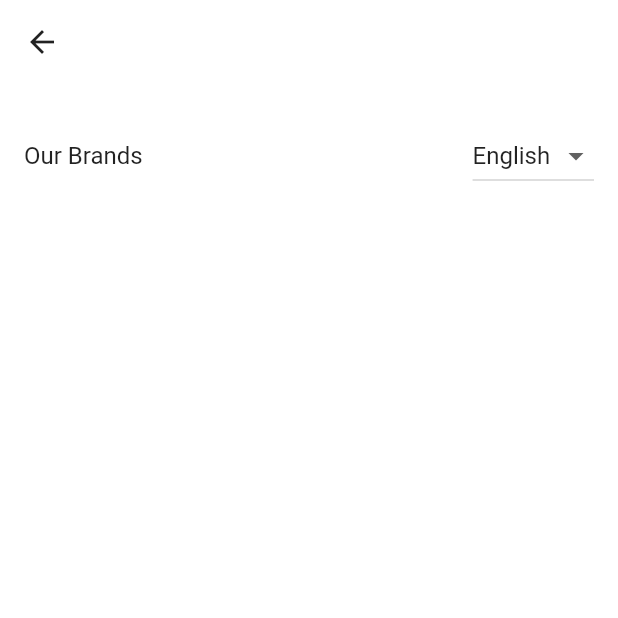
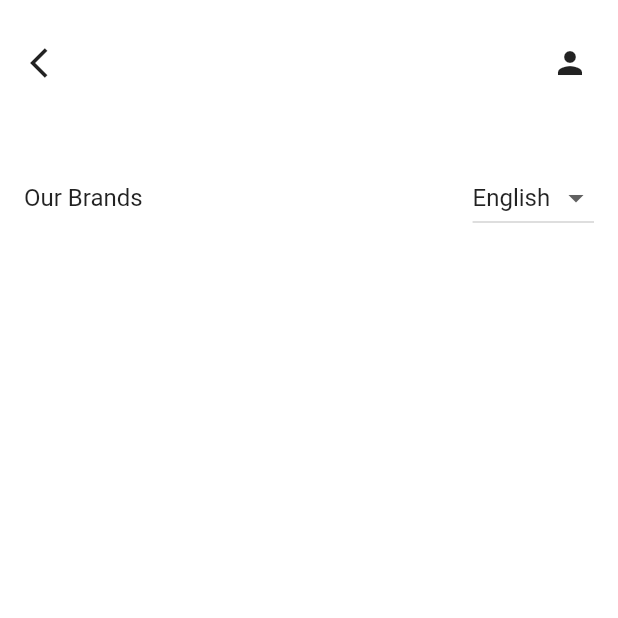
Before and after one commit to rev2023/E-commerce-application, a Flutter app: the PreferencesScreen screen opened by its route, on a phone screen of 412 x 824 dp, the top half of it. Run offline on Flutter 3.47's test engine with Material 2 defaults, Android fonts, the light colour scheme and no system bars; our stand-ins replace auto_route, dio, flutter_svg, get_it, material_floating_search_bar_2 and 2 more; missing offline and left inert: counter_button, currency_symbols, dart:ffi, emerge_alert_dialog; accounts and stored records are empty; generated files the repository leaves out were written again; network calls fail.

Commit message:
Edit ui to ake it look better

```diff
--- a/lib/screens/preferences_screen.dart
+++ b/lib/screens/preferences_screen.dart
@@ -1,3 +1,4 @@
+import 'package:auto_route/auto_route.dart';
 import 'package:flutter/material.dart';
 import 'package:provider/provider.dart';
 import 'package:flutter_gen/gen_l10n/app_localizations.dart';
@@ -14,17 +15,37 @@ class PreferencesScreen extends StatelessWidget {
 
     return Scaffold(
       backgroundColor: AppColors.backgroundColor,
-      appBar: AppBar(
-        elevation: 0,
-        foregroundColor: Colors.black87,
-        backgroundColor: AppColors.backgroundColor,
-      ),
       body: Consumer<LocaleProvider>(
         builder: (context, preference, child) {
-          return Column(
+          return SafeArea(
+            child: Column(
               children: [
+                Padding(
+                  padding:
+                  const EdgeInsets.only(left: 20.0, right: 20.0, top: 30.0),
+                  child: Row(
+                    mainAxisAlignment: MainAxisAlignment.spaceBetween,
+                    children: [
+                      GestureDetector(
+                        onTap: () {
+                          context.router.pop();
+                        },
+                        child: const Center(
+                          child: Icon(
+                            Icons.arrow_back_ios,
+                            color: AppColors.primaryColor,
+                          ),
+                        ),
+                      ),
+                      const Icon(
+                        Icons.person,
+                        color: AppColors.primaryColor,
+                      ),
+                    ],
+                  ),
+                ),
                 const SizedBox(
-                height: 20,
+                  height: 50,
                 ),
                 ListTile(
                   title: Text(AppLocalizations.of(context)!.ourBrands),
@@ -48,6 +69,7 @@ class PreferencesScreen extends StatelessWidget {
                   ),
                 ),
               ],
+            ),
           );
         },
       ),
--- a/lib/widgets/app_drawer.dart
+++ b/lib/widgets/app_drawer.dart
@@ -25,7 +25,6 @@ class AppDrawer extends StatelessWidget {
 
               Container(
                 width: 5,
-                decoration: const BoxDecoration(border:Border(bottom: BorderSide(width: 0.5,))),
                 child: ListTile(
                   title: Text(AppLocalizations.of(context)!.explore),
                   trailing: const Icon(Icons.arrow_right_alt),
@@ -38,7 +37,6 @@ class AppDrawer extends StatelessWidget {
                 padding: const EdgeInsets.only(top: 10.0),
                 child: Container(
                   width: 5,
-                  decoration: const BoxDecoration(border:Border(bottom: BorderSide(width: 0.5,))),
                   child: ListTile(
                     title:  Text(AppLocalizations.of(context)!.preferences),
                     trailing: const Icon(Icons.arrow_right_alt),
```
Lines whose indentation alone changed are shown as unchanged.
